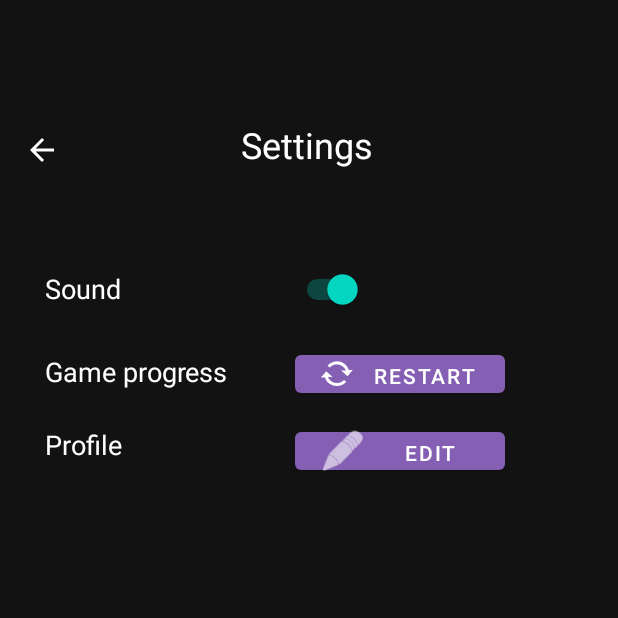
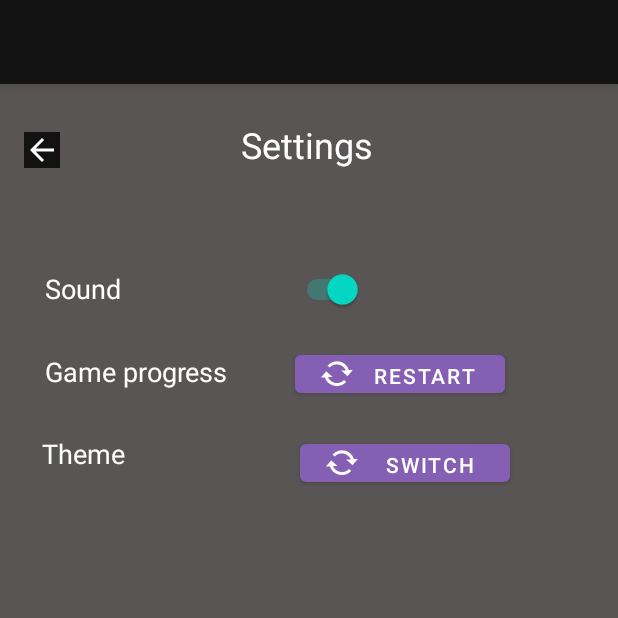
Before and after one commit to etr0n/Math-Riddle-Game, an Android app: the SettingsFragment screen opened through its navigation route, on a phone screen of 412 x 824 dp, the top half of it. Run offline under Robolectric (Android 15) with nearby library versions, the phone set to English and light mode, and no system bars; our stand-ins replace Room's generated code.

Commit message:
Created theme switcher

```diff
--- a/app/build.gradle
+++ b/app/build.gradle
@@ -68,6 +68,4 @@ dependencies {
     implementation("androidx.multidex:multidex:2.0.1")
     implementation 'com.github.PhilJay:MPAndroidChart:v3.1.0'
 
-
-
 }
--- a/app/src/main/java/com/example/mathriddles/MainActivity.kt
+++ b/app/src/main/java/com/example/mathriddles/MainActivity.kt
@@ -1,18 +1,16 @@
 package com.example.mathriddles
 
+import android.os.Bundle
+import androidx.appcompat.app.ActionBar
 import androidx.appcompat.app.AppCompatActivity
-import android.os.Bundle
-import androidx.activity.viewModels
-import androidx.appcompat.app.ActionBar
-import androidx.core.content.ContentProviderCompat.requireContext
-import androidx.fragment.app.viewModels
+
 
 class MainActivity : AppCompatActivity() {
     override fun onCreate(savedInstanceState: Bundle?) {
         super.onCreate(savedInstanceState)
         setContentView(R.layout.activity_main)
-        getSupportActionBar()?.setDisplayOptions(ActionBar.DISPLAY_SHOW_CUSTOM);
-        getSupportActionBar()?.setCustomView(R.layout.activity_main);
+        supportActionBar?.displayOptions = ActionBar.DISPLAY_SHOW_CUSTOM;
+        supportActionBar?.setCustomView(R.layout.activity_main);
 
     }
 }
--- a/app/src/main/res/layout/fragment_settings.xml
+++ b/app/src/main/res/layout/fragment_settings.xml
@@ -70,6 +70,18 @@
         app:layout_constraintEnd_toEndOf="parent"
         app:layout_constraintTop_toBottomOf="@+id/switch_sound" />
 
+    <Button
+        android:id="@+id/button_switch_theme"
+        android:layout_width="140dp"
+        android:layout_height="37dp"
+        android:layout_marginTop="22dp"
+        android:layout_marginEnd="72dp"
+        android:text="Switch"
+        app:backgroundTint="#845fb3"
+        app:icon="@android:drawable/stat_notify_sync"
+        app:layout_constraintEnd_toEndOf="parent"
+        app:layout_constraintTop_toBottomOf="@+id/restart_btn" />
+
     <TextView
         android:id="@+id/textView5"
         android:layout_width="wrap_content"
@@ -86,25 +98,13 @@
         android:id="@+id/textView"
         android:layout_width="wrap_content"
         android:layout_height="wrap_content"
-        android:layout_marginStart="30dp"
-        android:layout_marginTop="24dp"
-        android:text="Profile"
+        android:layout_marginStart="28dp"
+        android:layout_marginTop="30dp"
+        android:text="Theme"
         android:textColor="#FFFFFF"
         android:textSize="18sp"
         app:layout_constraintStart_toStartOf="parent"
         app:layout_constraintTop_toBottomOf="@+id/textView5" />
 
-    <Button
-        android:id="@+id/settings_btn_editProfile"
-        android:layout_width="140dp"
-        android:layout_height="37dp"
-        android:layout_marginTop="14dp"
-        android:layout_marginEnd="75dp"
-        android:text="Edit"
-        app:backgroundTint="#845fb3"
-        app:icon="@android:drawable/ic_menu_edit"
-        app:layout_constraintEnd_toEndOf="parent"
-        app:layout_constraintTop_toBottomOf="@+id/restart_btn" />
-
 
 </androidx.constraintlayout.widget.ConstraintLayout>
--- a/app/src/main/res/navigation/navigation.xml
+++ b/app/src/main/res/navigation/navigation.xml
@@ -114,17 +114,5 @@
         <action
             android:id="@+id/action_settingsFragment_to_startFragment"
             app:destination="@id/startFragment" />
-        <action
-            android:id="@+id/action_settingsFragment_to_editProfile"
-            app:destination="@id/editProfile" />
-    </fragment>
-    <fragment
-        android:id="@+id/editProfile"
-        android:name="com.example.mathriddles.EditProfile"
-        android:label="fragment_edit_profile"
-        tools:layout="@layout/fragment_edit_profile" >
-        <action
-            android:id="@+id/action_editProfile_to_settingsFragment"
-            app:destination="@id/settingsFragment" />
     </fragment>
 </navigation>
--- a/app/src/main/res/values/themes.xml
+++ b/app/src/main/res/values/themes.xml
@@ -5,9 +5,6 @@
         <item name="colorPrimary">@color/greyish</item>
         <item name="colorPrimaryVariant">@color/purple_700</item>
         <item name="colorOnPrimary">@color/white</item>
-
-
-
         <!-- Secondary brand color. -->
         <item name="colorSecondary">@color/teal_200</item>
         <item name="colorSecondaryVariant">@color/teal_700</item>
@@ -15,7 +12,7 @@
         <!-- Status bar color. -->
         <item name="android:statusBarColor" tools:targetApi="l">?attr/colorPrimary</item> //juosta laiko
         <!-- Customize your theme here. -->
-        <item name="android:windowBackground">@color/greyish</item>
+        <item name="android:windowBackground">#FF5A5555</item>
 
     </style>
 </resources>
```
Also changed, not shown: app/src/main/java/com/example/mathriddles/EditProfile.kt (deleted, +0 -29 lines), app/src/main/java/com/example/mathriddles/LevelDialogFragment.kt (deleted, +0 -28 lines), app/src/main/java/com/example/mathriddles/SettingsFragment.kt (+10 -4 lines), app/src/main/res/layout/fragment_edit_profile.xml (deleted, +0 -70 lines).
